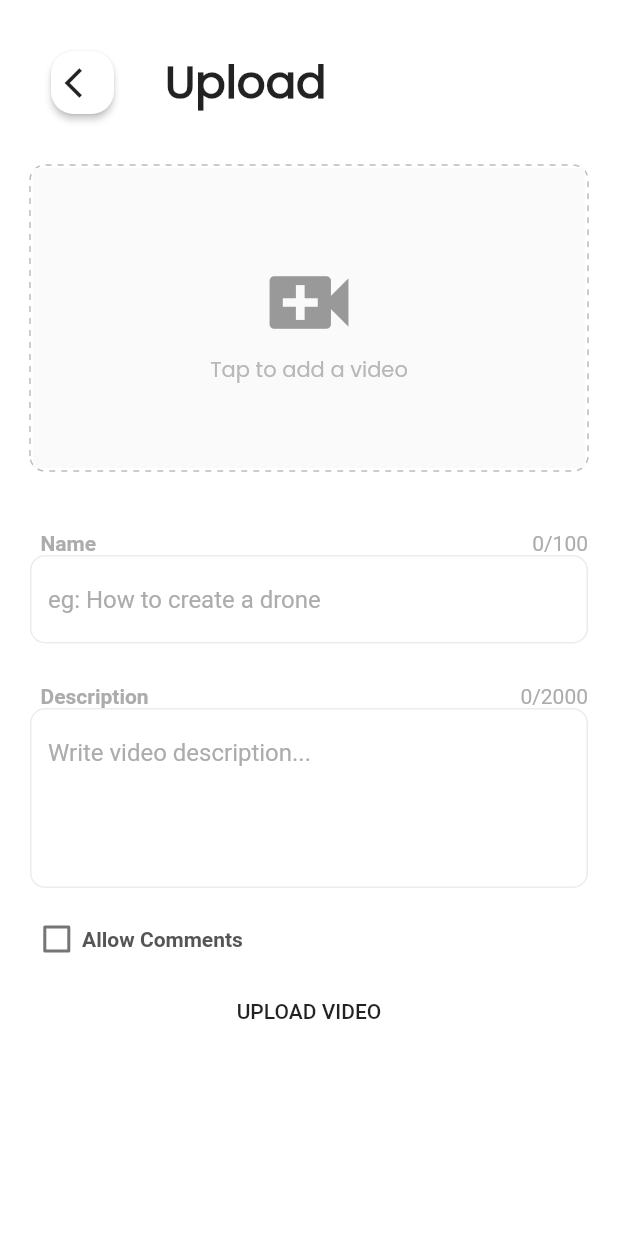
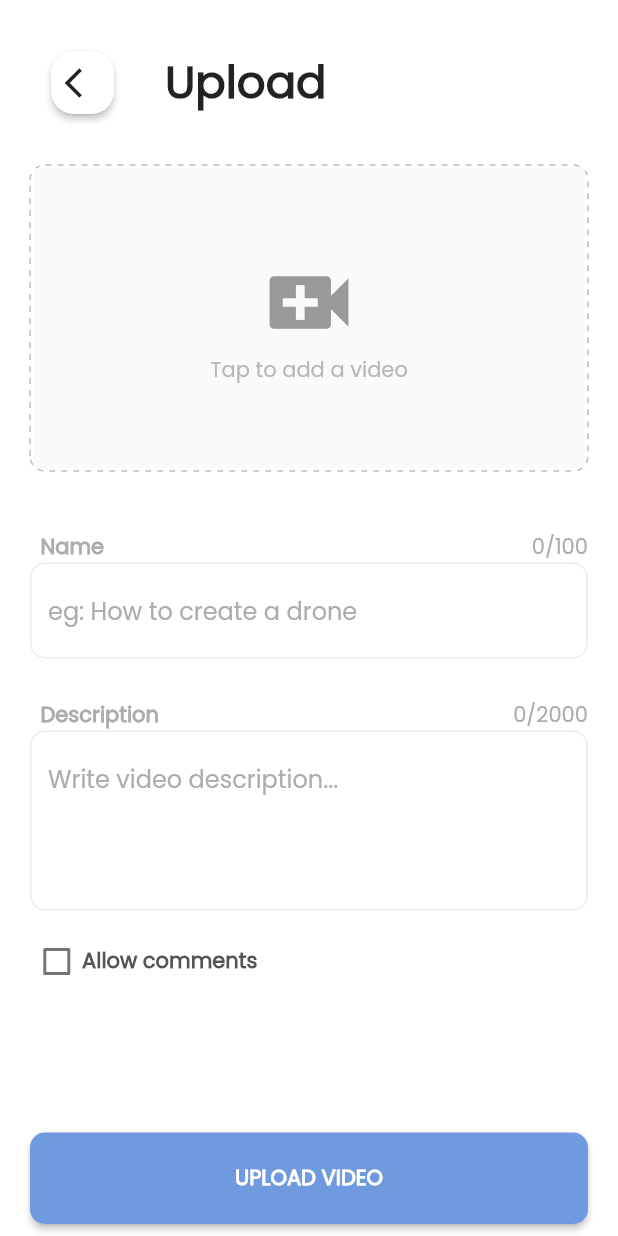
Before and after one commit to ug2454/LustyLab, a Flutter app: the screen it shows after launch, after a tap on "UPLOAD VIDEO", on a phone screen of 412 x 824 dp. Run offline on Flutter 3.47's test engine with Material 2 defaults, Android fonts, the light colour scheme and no system bars; drawn by our look-alikes of dotted_border; our stand-ins replace flutter_svg, font_awesome_flutter.

Commit message:
upload screen complete

```diff
--- a/lib/screens/login_screen.dart
+++ b/lib/screens/login_screen.dart
@@ -144,7 +144,7 @@ class LoginScreen extends StatelessWidget {
                               ),
                             ),
                             TextSpan(
-                              text: ' Privacy Policy',
+                              text: 'Privacy Policy',
                               style: TextStyle(
                                 decoration: TextDecoration.underline,
                                 fontSize: 10.0,
--- a/lib/screens/upload_screen.dart
+++ b/lib/screens/upload_screen.dart
@@ -56,7 +56,7 @@ class _UploadScreenState extends State<UploadScreen> {
                                   'Tap to add a video',
                                   style: kSettingsButtonsTextStyle.copyWith(
                                       color: Color(0xFFB7B7B7),
-                                  ),
+                                      fontFamily: 'Poppins'),
                                 )
                               ],
                             ),
@@ -78,7 +78,8 @@ class _UploadScreenState extends State<UploadScreen> {
                                 'Name',
                                 style: TextStyle(
                                     color: Color(0xFFACACAC),
-                                    fontWeight: FontWeight.bold),
+                                    fontWeight: FontWeight.bold,
+                                    fontFamily: 'Poppins'),
                               ),
                               SizedBox(
                                 width: 280.0,
@@ -89,7 +90,7 @@ class _UploadScreenState extends State<UploadScreen> {
                                   textAlign: TextAlign.end,
                                   style: TextStyle(
                                       color: Color(0xFFACACAC),
-                                  ),
+                                      fontFamily: 'Poppins'),
                                 ),
                               ),
                             ],
@@ -100,7 +101,7 @@ class _UploadScreenState extends State<UploadScreen> {
                               hintText: 'eg: How to create a drone',
                               hintStyle: TextStyle(
                                   color: Color(0xFFACACAC),
-                              ),
+                                  fontFamily: 'Poppins'),
                               enabledBorder: OutlineInputBorder(
                                 borderSide: BorderSide(
                                   color: Color(0xFFedebeb),
@@ -134,10 +135,11 @@ class _UploadScreenState extends State<UploadScreen> {
                             'Description',
                             style: TextStyle(
                                 color: Color(0xFFACACAC),
-                                fontWeight: FontWeight.bold),
+                                fontWeight: FontWeight.bold,
+                                fontFamily: 'Poppins'),
                           ),
                           SizedBox(
-                            width: 240.0,
+                            width: 220.0,
                           ),
                           Expanded(
                             child: Text(
@@ -145,7 +147,7 @@ class _UploadScreenState extends State<UploadScreen> {
                               textAlign: TextAlign.end,
                               style: TextStyle(
                                   color: Color(0xFFACACAC),
-                              ),
+                                  fontFamily: 'Poppins'),
                             ),
                           ),
                         ],
@@ -160,7 +162,7 @@ class _UploadScreenState extends State<UploadScreen> {
                             hintText: 'Write video description...',
                             hintStyle: TextStyle(
                                 color: Color(0xFFACACAC),
-                            ),
+                                fontFamily: 'Poppins'),
                             enabledBorder: OutlineInputBorder(
                               borderSide: BorderSide(
                                 color: Color(0xFFedebeb),
@@ -205,18 +207,37 @@ class _UploadScreenState extends State<UploadScreen> {
                             Expanded(
                               flex: 10,
                               child: Text(
-                                'Allow Comments',
+                                'Allow comments',
                                 style: TextStyle(
                                     color: Color(0xFF555555),
-                                    fontWeight: FontWeight.bold),
+                                    fontWeight: FontWeight.bold,
+                                    fontFamily: 'Poppins'),
                               ),
                             ),
                           ],
                         ),
                       ),
-                      FlatButton(onPressed: (){
+                      SizedBox(
+                        height: 90.0,
+                      ),
+                      Container(
+                        width: MediaQuery.of(context).size.width * 1,
+                        child: RaisedButton(
+                            padding: EdgeInsets.symmetric(vertical: 20.0),
+                            color: Color(0xFF709ADF),
+                            shape: RoundedRectangleBorder(
+                                borderRadius: BorderRadius.circular(10.0)),
+                            onPressed: () {
                               //upload video button
-                      }, child: Text('UPLOAD VIDEO'))
+                            },
+                            child: Text(
+                              'UPLOAD VIDEO',
+                              style: TextStyle(
+                                  fontFamily: 'Poppins',
+                                  color: Colors.white,
+                                  fontWeight: FontWeight.bold),
+                            )),
+                      )
                     ],
                   ),
                 ),
```
Also changed, not shown: lib/screens/profile_screen.dart (added). Lines whose indentation alone changed are shown as unchanged.
